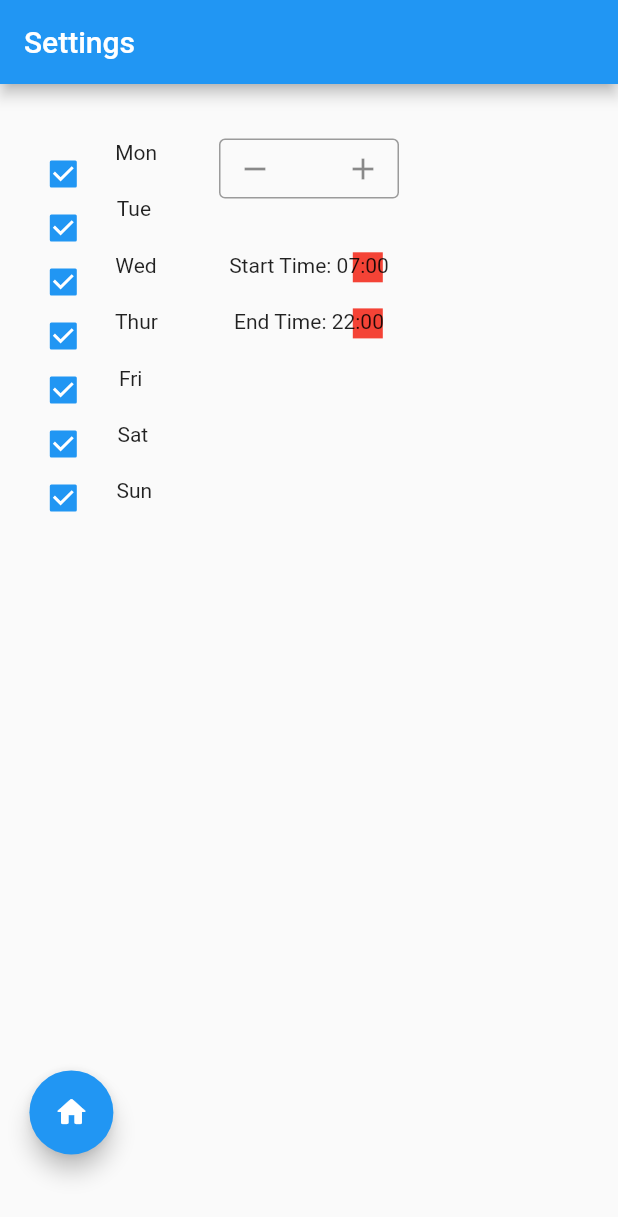
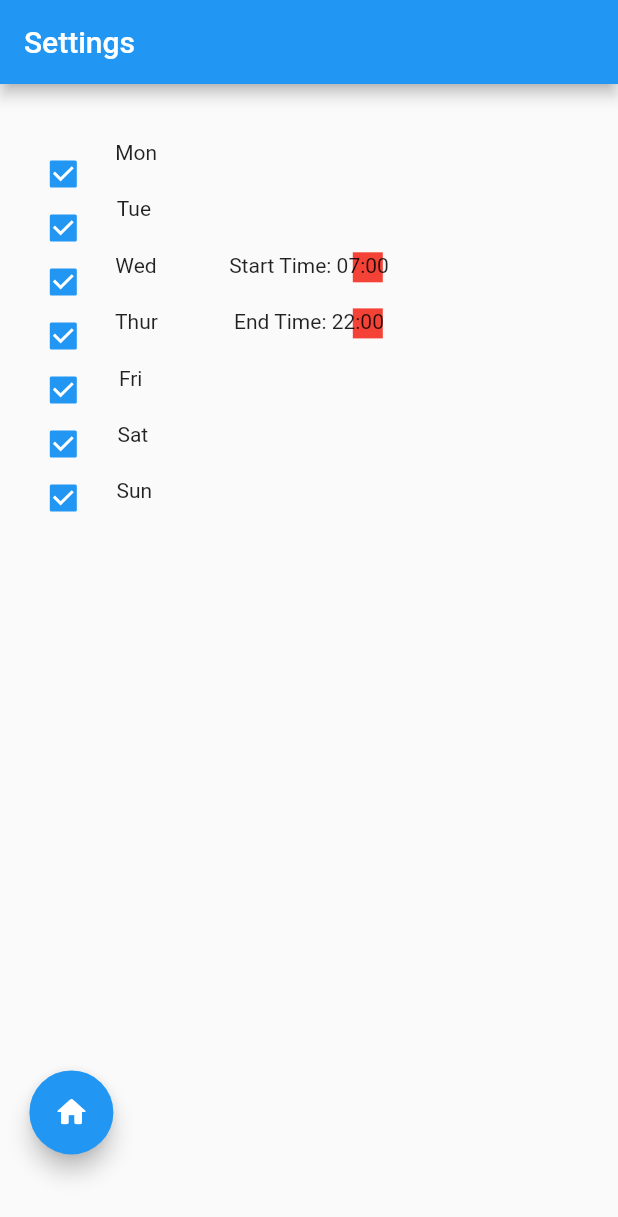
Before and after one commit to benj224/NEA-Final-Rev, a Flutter app: the Settings screen opened directly, on a phone screen of 412 x 824 dp. Shown: the top 1217 px of the screen. Run offline on Flutter 3.47's test engine with Material 2 defaults, Android fonts, the phone set to English and light mode, and no system bars; drawn by our look-alikes of flutter_spinbox; our stand-ins replace awesome_notifications, hive_flutter; missing offline and left inert: cron, giffy_dialog; accounts and stored records are empty.

Commit message:
more lil stuff

```diff
--- a/lib/settings.dart
+++ b/lib/settings.dart
@@ -6,6 +6,9 @@ import 'package:nea/classes.dart';
 
 import 'home.dart';
 
+
+
+///initialize all variables
 bool mon = true;
 bool tue = true;
 bool wed = true;
@@ -17,8 +20,6 @@ bool sun = true;
 TimeOfDay startTime = TimeOfDay(hour: 7, minute: 0);
 TimeOfDay endTime = TimeOfDay(hour: 22, minute: 0);
 
-double frequency = 10;
-
 
 class Settings extends StatefulWidget{
 
@@ -28,12 +29,6 @@ class Settings extends StatefulWidget{
 }
 
 class _SettingsState extends State<Settings> {
-
-  void updateVal(double value){
-    setState(() {
-      frequency = value;
-    });
-  }
 
 
   @override
@@ -45,6 +40,7 @@ class _SettingsState extends State<Settings> {
       ),
       body: Stack(
         children: [
+          ///check boxes for toggling days
           Align(
             alignment: FractionalOffset(0.05, 0.05),
             child: Checkbox(
@@ -151,6 +147,8 @@ class _SettingsState extends State<Settings> {
               child: Text("Sun")
           ),
 
+
+          ///Chose minimum time
           Align(
             alignment: FractionalOffset(0.6, 0.15),
             child: GestureDetector(
@@ -179,6 +177,8 @@ class _SettingsState extends State<Settings> {
               alignment: FractionalOffset(0.5, 0.15),
               child: Text("Start Time: "+ startTime.toString().substring(10, 15))
           ),
+
+          ///chose maximum time
           Align(
             alignment: FractionalOffset(0.6, 0.2),
             child: GestureDetector(
@@ -208,23 +208,11 @@ class _SettingsState extends State<Settings> {
               child: Text("End Time: "+ endTime.toString().substring(10, 15))
           ),
 
-          Align(
-            alignment: FractionalOffset(0.5, 0.05),
-            child: SizedBox(
-              height: 40,
-              width: 120,
-              child:SpinBox(
-                min: 1,
-                max: 30,
-                value: frequency,
-                onChanged: (value) => (){
-                  updateVal(value);
-                },
-              ),
-            )
-          ),
+
         ],
       ),
+
+      ///button to return home
       floatingActionButton: Stack(
         children: [
           Align(
```
Also changed, not shown: lib/classes.dart (+4 -4 lines), lib/createpack.dart (+23 -17 lines), lib/home.dart (+11 -1 lines), lib/makequestion.dart (+14 -0 lines), lib/classes.g.dart.
